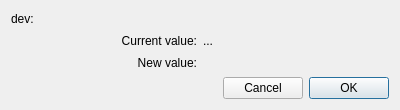
Old version of the form nicos_ess/gui/panels/ui_files/devices_newpos.ui in the repository ess-dmsc/nicos.
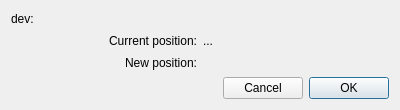
New version of the form.

Commit message: Make it clear that we are adjusting the current position (via the offset)

The edit to the form file:
```diff
--- a/nicos_ess/gui/panels/ui_files/devices_newpos.ui
+++ b/nicos_ess/gui/panels/ui_files/devices_newpos.ui
@@ -24,7 +24,7 @@
    <item row="2" column="0">
     <widget class="QLabel" name="label_3">
      <property name="text">
-      <string>New value:</string>
+      <string>New position:</string>
      </property>
      <property name="alignment">
       <set>Qt::AlignRight|Qt::AlignTrailing|Qt::AlignVCenter</set>
@@ -81,7 +81,7 @@
    <item row="1" column="0">
     <widget class="QLabel" name="label_2">
      <property name="text">
-      <string>Current value:</string>
+      <string>Current position:</string>
      </property>
      <property name="alignment">
       <set>Qt::AlignRight|Qt::AlignTrailing|Qt::AlignVCenter</set>
```
The commit also changes 1 other file.
